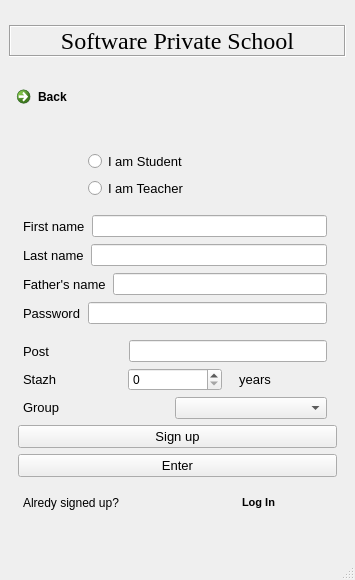
First picture: the form in learnsystem.ui, repository marko-yaciv/2c_coursework, before the edit.
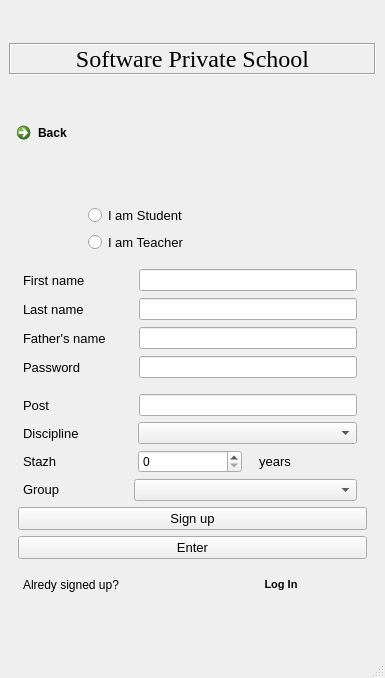
Second picture: the form after the edit.

Commit message: 1. Added logic of entering the account from start window for both teachers and students 2. For teacher registration, added box with choosing the discipline course of which he/she'll be conducting 3. flParser updated/ Now it reads and writes disciplines in files.

Diff of the .ui file:
```diff
--- a/learnsystem.ui
+++ b/learnsystem.ui
@@ -6,8 +6,8 @@
    <rect>
     <x>0</x>
     <y>0</y>
-    <width>355</width>
-    <height>580</height>
+    <width>385</width>
+    <height>678</height>
    </rect>
   </property>
   <property name="sizePolicy">
@@ -16,10 +16,16 @@
     <verstretch>0</verstretch>
    </sizepolicy>
   </property>
+  <property name="minimumSize">
+   <size>
+    <width>385</width>
+    <height>0</height>
+   </size>
+  </property>
   <property name="maximumSize">
    <size>
-    <width>355</width>
-    <height>580</height>
+    <width>385</width>
+    <height>678</height>
    </size>
   </property>
   <property name="baseSize">
@@ -116,7 +122,7 @@
            <number>7</number>
           </property>
           <item row="4" column="0" colspan="2">
-           <layout class="QHBoxLayout" name="horizontalLayout_5">
+           <layout class="QHBoxLayout" name="horizontalLayout_5" stretch="1,2">
             <item>
              <widget class="QLabel" name="label_18">
               <property name="font">
@@ -153,7 +159,7 @@
            </layout>
           </item>
           <item row="2" column="0" colspan="2">
-           <layout class="QHBoxLayout" name="horizontalLayout_3">
+           <layout class="QHBoxLayout" name="horizontalLayout_3" stretch="1,2">
             <property name="leftMargin">
              <number>0</number>
             </property>
@@ -181,7 +187,7 @@
            </layout>
           </item>
           <item row="1" column="0" colspan="2">
-           <layout class="QHBoxLayout" name="horizontalLayout_2">
+           <layout class="QHBoxLayout" name="horizontalLayout_2" stretch="1,2">
             <property name="leftMargin">
              <number>0</number>
             </property>
@@ -209,7 +215,7 @@
            </layout>
           </item>
           <item row="0" column="0" colspan="2">
-           <layout class="QHBoxLayout" name="horizontalLayout">
+           <layout class="QHBoxLayout" name="horizontalLayout" stretch="1,2">
             <property name="leftMargin">
              <number>0</number>
             </property>
@@ -300,6 +306,46 @@
             </item>
            </layout>
           </item>
+          <item>
+           <layout class="QHBoxLayout" name="horizontalLayout_6" stretch="1,2">
+            <property name="topMargin">
+             <number>0</number>
+            </property>
+            <item>
+             <widget class="QLabel" name="label_10">
+              <property name="font">
+               <font>
+                <pointsize>10</pointsize>
+               </font>
+              </property>
+              <property name="text">
+               <string>Discipline</string>
+              </property>
+             </widget>
+            </item>
+            <item>
+             <widget class="QComboBox" name="discipline">
+              <property name="sizePolicy">
+               <sizepolicy hsizetype="Preferred" vsizetype="Fixed">
+                <horstretch>0</horstretch>
+                <verstretch>0</verstretch>
+               </sizepolicy>
+              </property>
+              <property name="font">
+               <font>
+                <pointsize>9</pointsize>
+               </font>
+              </property>
+              <property name="maxVisibleItems">
+               <number>40</number>
+              </property>
+              <property name="sizeAdjustPolicy">
+               <enum>QComboBox::AdjustToMinimumContentsLength</enum>
+              </property>
+             </widget>
+            </item>
+           </layout>
+          </item>
           <item>
            <layout class="QHBoxLayout" name="teachStand">
             <property name="spacing">
@@ -374,7 +420,7 @@
            <pointsize>9</pointsize>
           </font>
          </property>
-         <layout class="QHBoxLayout" name="studentGroup">
+         <layout class="QHBoxLayout" name="studentGroup" stretch="1,2">
           <property name="spacing">
            <number>0</number>
           </property>
```
Left out of the diff: 113 changed lines with no effect on the pictures. The commit also changes 12 other files.
